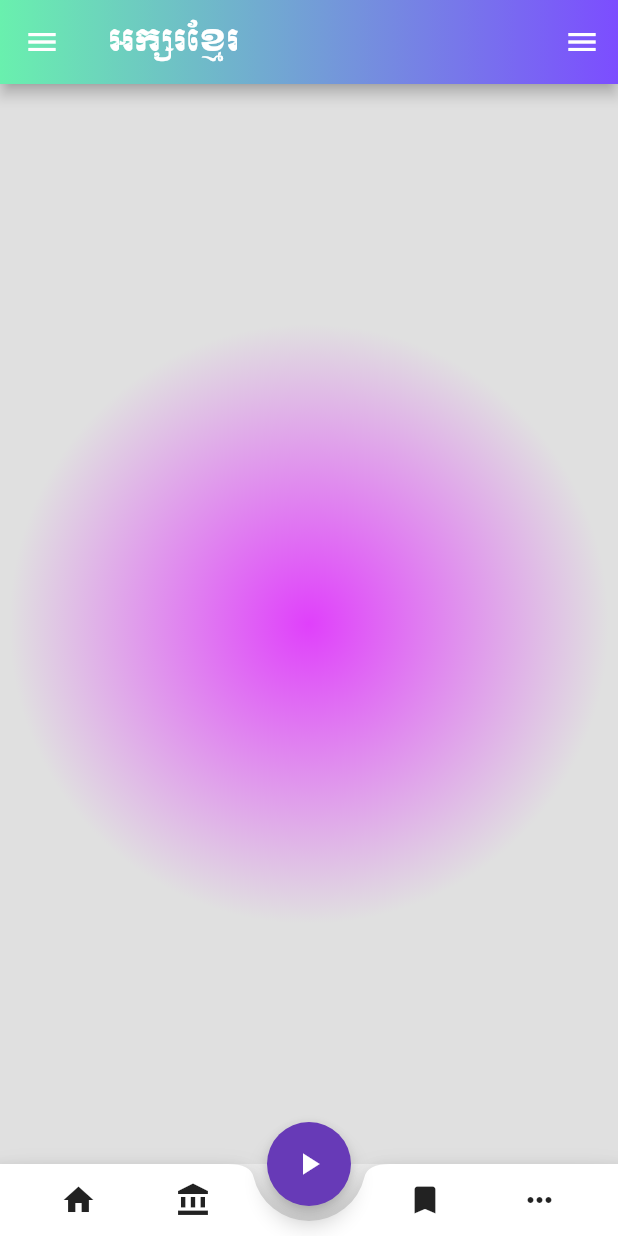
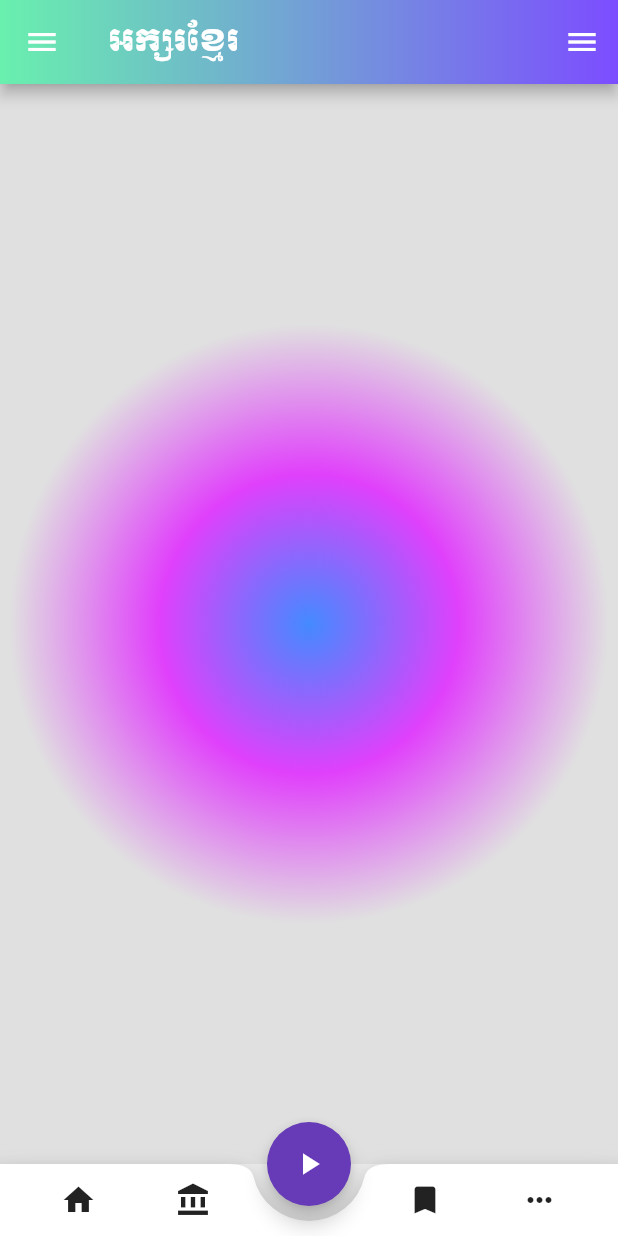
Before and after one commit to ChhengHakChhorvorn/demo_flutter, a Flutter app: the screen it shows after launch, on a phone screen of 412 x 824 dp. Run offline on Flutter 3.47's test engine with Material 2 defaults, Android fonts, the phone set to English and light mode, and no system bars.

Commit message:
add color

```diff
--- a/lib/main.dart
+++ b/lib/main.dart
@@ -16,7 +16,6 @@ class MyApp extends StatelessWidget {
     return  MaterialApp(
       theme: ThemeData(
         primarySwatch: Colors.deepPurple,
-
       ),
       home: HomeScreen(),
 
--- a/lib/presentation/home_screen.dart
+++ b/lib/presentation/home_screen.dart
@@ -39,8 +39,10 @@ class HomeScreen extends StatelessWidget {
                 borderRadius: BorderRadius.circular(1000),
                     gradient: RadialGradient(
                   colors: [
+                    Colors.blueAccent,
                     Colors.purpleAccent,
                     Colors.grey.shade300,
+
 
                   ]
               )
```
